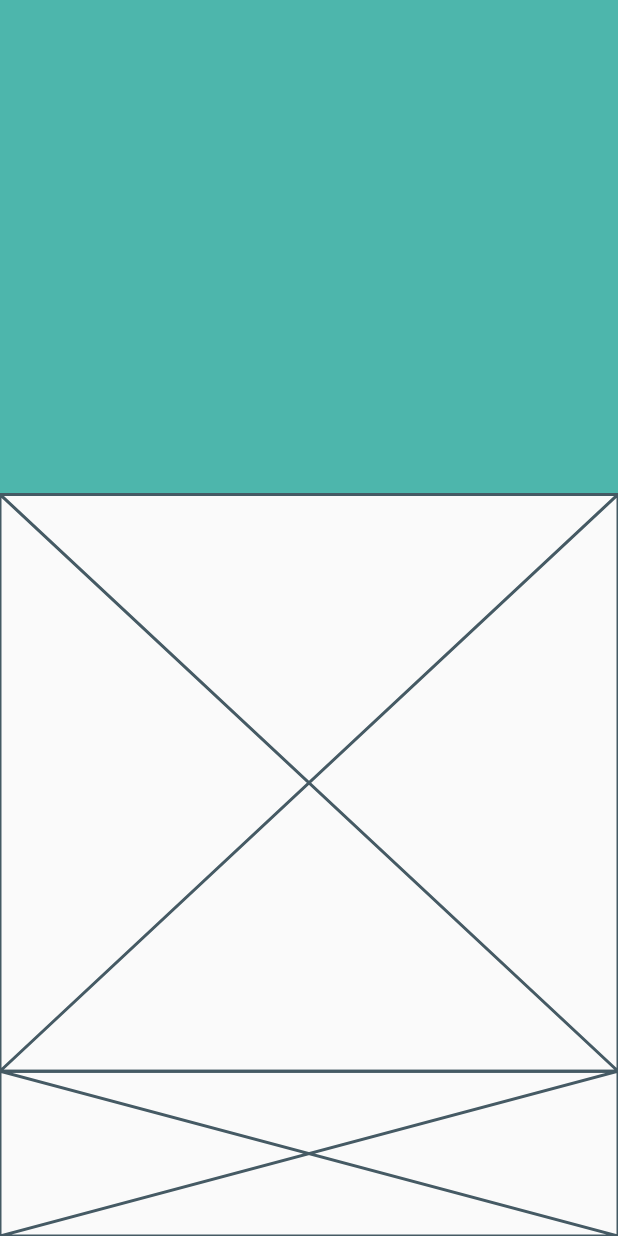
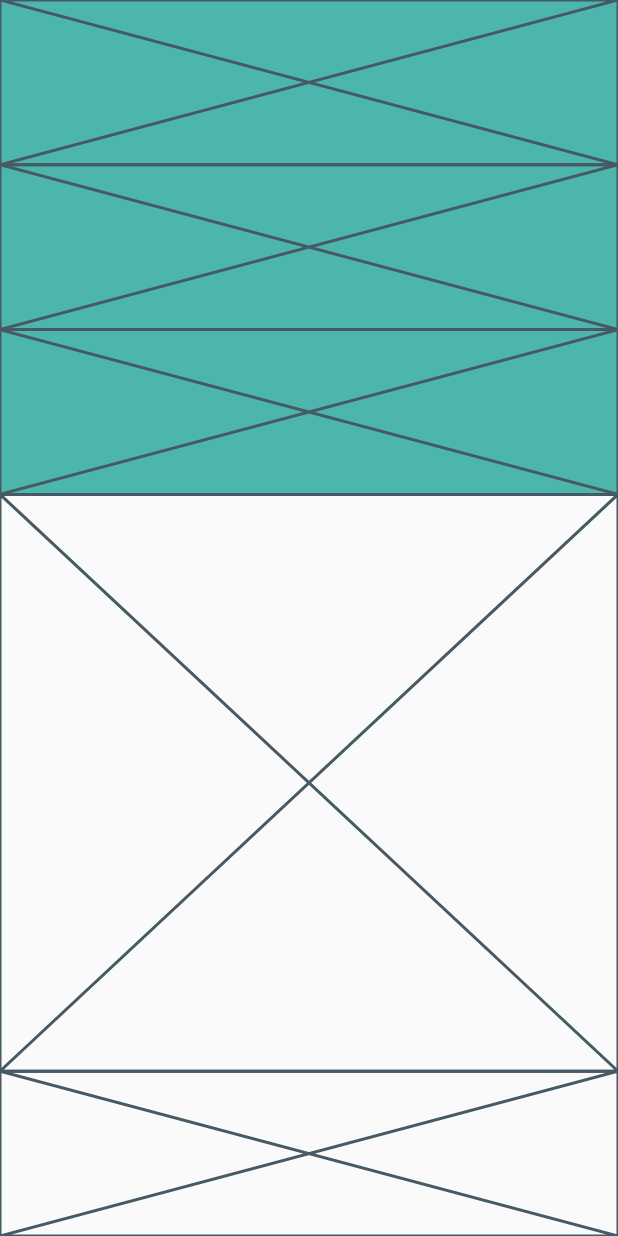
Before and after one commit to JAICHANGPARK/flutter_notebook_14th_story, a Flutter app: the screen it shows after launch, on a phone screen of 412 x 824 dp. Run offline on Flutter 3.47's test engine with Material 2 defaults, Android fonts, the phone set to English and light mode, and no system bars; our stand-ins replace date_picker_timeline, flutter_advanced_switch, flutter_lorem, get, google_fonts, line_icons; missing offline and left inert: rpgnamegenerator.

Commit message:
Update daa_home_page.dart

```diff
--- a/lib/ep877_doctor_appointment_app/ui/daa_home_page.dart
+++ b/lib/ep877_doctor_appointment_app/ui/daa_home_page.dart
@@ -14,10 +14,19 @@ class _DAAHomePageState extends State<DAAHomePage> {
       body: Column(
         children: [
           Expanded(
-              flex: 6,
-              child: Container(
-                color: Colors.teal[300],
-              )),
+            flex: 6,
+            child: Container(
+              color: Colors.teal[300],
+              child: Column(
+                children: [
+                  Expanded(child: Placeholder()),
+                  Expanded(child: Placeholder()),
+                  Expanded(child: Placeholder()),
+                ],
+              ),
+            ),
+
+          ),
           Expanded(flex: 7, child: Placeholder()),
           Expanded(flex: 2, child: Placeholder()),
         ],
```
